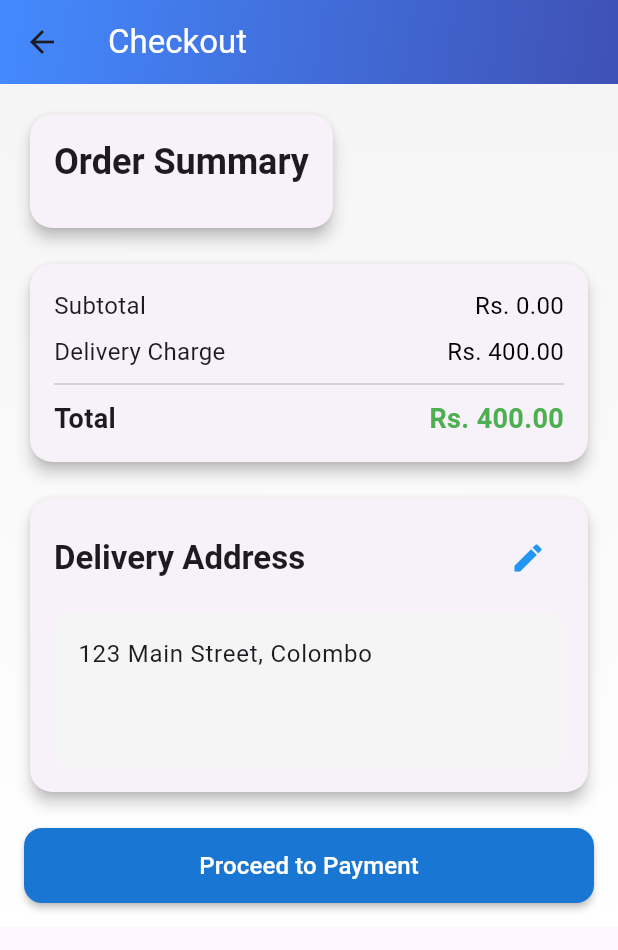
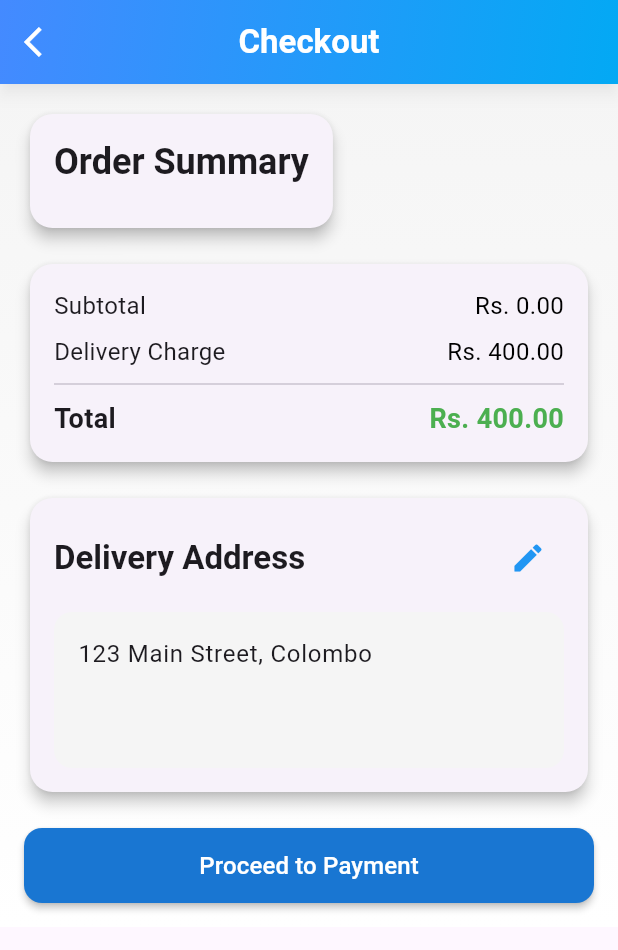
Before and after one commit to RensithUdara/gemhub_mobileapp, a Flutter app: the CheckoutScreen screen opened directly, on a phone screen of 412 x 824 dp. Shown: the top 950 px of the screen. Run offline on Flutter 3.47's test engine with Material 3 defaults, Android fonts, the phone set to English and light mode, and no system bars; our stand-ins replace animated_bottom_navigation_bar, carousel_slider, cloud_firestore, firebase_auth, firebase_core, firebase_storage and 4 more; accounts and stored records are empty.

Commit message:
style: enhance CheckoutScreen UI with gradient, elevation, and layout improvements

```diff
--- a/lib/screens/checkout_screen/checkout_screen.dart
+++ b/lib/screens/checkout_screen/checkout_screen.dart
@@ -3,7 +3,6 @@ import 'package:flutter/material.dart';
 import 'package:gemhub/screens/cart_screen/cart_provider.dart';
 import 'package:gemhub/screens/payment_screen/payment_screen.dart';
 import 'package:provider/provider.dart';
-
 
 class CheckoutScreen extends StatefulWidget {
   const CheckoutScreen({super.key});
@@ -33,14 +32,24 @@ class _CheckoutScreenState extends State<CheckoutScreen> {
         flexibleSpace: Container(
           decoration: const BoxDecoration(
             gradient: LinearGradient(
-              colors: [Colors.blueAccent, Colors.indigo],
+              colors: [Colors.blueAccent, Colors.lightBlue],
               begin: Alignment.topLeft,
               end: Alignment.bottomRight,
             ),
           ),
         ),
-        title: const Text('Checkout', style: TextStyle(color: Colors.white)),
-        elevation: 0,
+        elevation: 4,
+        shadowColor: Colors.black26,
+        title: const Text(
+          'Checkout',
+          style: TextStyle(
+              color: Colors.white, fontSize: 22, fontWeight: FontWeight.bold),
+        ),
+        centerTitle: true,
+        leading: IconButton(
+          icon: const Icon(Icons.arrow_back_ios, color: Colors.white),
+          onPressed: () => Navigator.of(context).pop(),
+        ),
       ),
       body: Container(
         decoration: BoxDecoration(
@@ -95,14 +104,15 @@ class _CheckoutScreenState extends State<CheckoutScreen> {
                                           style: const TextStyle(
                                               fontWeight: FontWeight.w600)),
                                       Text('Qty: ${item.quantity}',
-                                          style:
-                                              TextStyle(color: Colors.grey[600])),
+                                          style: TextStyle(
+                                              color: Colors.grey[600])),
                                     ],
                                   ),
                                 ),
-                                Text('Rs. ${item.totalPrice.toStringAsFixed(2)}',
-                                    style:
-                                        const TextStyle(fontWeight: FontWeight.bold)),
+                                Text(
+                                    'Rs. ${item.totalPrice.toStringAsFixed(2)}',
+                                    style: const TextStyle(
+                                        fontWeight: FontWeight.bold)),
                               ],
                             ),
                           ),
@@ -124,7 +134,8 @@ class _CheckoutScreenState extends State<CheckoutScreen> {
                         const SizedBox(height: 8),
                         _buildPriceRow('Delivery Charge', deliveryCharge),
                         const Divider(height: 20),
-                        _buildPriceRow('Total', totalWithDelivery, isTotal: true),
+                        _buildPriceRow('Total', totalWithDelivery,
+                            isTotal: true),
                       ],
                     ),
                   ),
```
